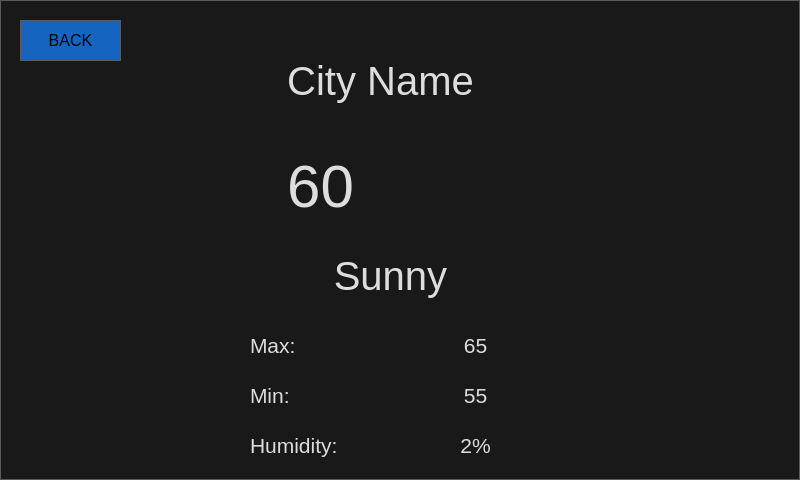
Qt form ui/weather.ui (arman-ashrafian/RPi-TouchOS) before a commit.
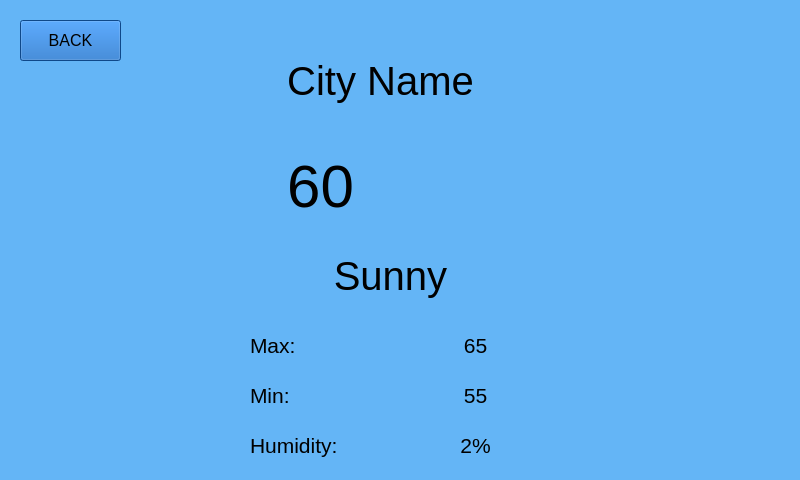
The same form after that commit. Icons and pictures are not drawn.

Commit message: weather background color

```diff
--- a/ui/weather.ui
+++ b/ui/weather.ui
@@ -20,292 +20,11 @@
    <string>Form</string>
   </property>
   <property name="styleSheet">
-   <string notr="true">/*
-	Copyright 2013 Emanuel Claesson
-
-	Licensed under the Apache License, Version 2.0 (the &quot;License&quot;);
-	you may not use this file except in compliance with the License.
-	You may obtain a copy of the License at
-
-		http://www.apache.org/licenses/LICENSE-2.0
-
-	Unless required by applicable law or agreed to in writing, software
-	distributed under the License is distributed on an &quot;AS IS&quot; BASIS,
-	WITHOUT WARRANTIES OR CONDITIONS OF ANY KIND, either express or implied.
-	See the License for the specific language governing permissions and
-	limitations under the License.
-*/
-
-/*
-	COLOR_DARK     = #191919
-	COLOR_MEDIUM   = #353535
-	COLOR_MEDLIGHT = #5A5A5A
-	COLOR_LIGHT    = #DDDDDD
-	COLOR_ACCENT   = #3D7848
-*/
-
-* {
-	background: #191919;
-	color: #DDDDDD;
-	border: 1px solid #5A5A5A;
+   <string notr="true">* {
+	background: #64B5F6;
+	color: black;
 }
 
-QWidget::item:selected {
-	background: #3D7848;
-}
-
-QCheckBox, QRadioButton {
-	border: none;
-}
-
-QRadioButton::indicator, QCheckBox::indicator {
-	width: 13px;
-	height: 13px;
-}
-
-QRadioButton::indicator::unchecked, QCheckBox::indicator::unchecked {
-	border: 1px solid #5A5A5A;
-	background: none;
-}
-
-QRadioButton::indicator:unchecked:hover, QCheckBox::indicator:unchecked:hover {
-	border: 1px solid #DDDDDD;
-}
-
-QRadioButton::indicator::checked, QCheckBox::indicator::checked {
-	border: 1px solid #5A5A5A;
-	background: #5A5A5A;
-}
-
-QRadioButton::indicator:checked:hover, QCheckBox::indicator:checked:hover {
-	border: 1px solid #DDDDDD;
-	background: #DDDDDD;
-}
-
-QGroupBox {
-	margin-top: 6px;
-}
-
-QGroupBox::title {
-	top: -7px;
-	left: 7px;
-}
-
-QScrollBar {
-	border: 1px solid #5A5A5A;
-	background: #191919;
-}
-
-QScrollBar:horizontal {
-	height: 15px;
-	margin: 0px 0px 0px 32px;
-}
-
-QScrollBar:vertical {
-	width: 15px;
-	margin: 32px 0px 0px 0px;
-}
-
-QScrollBar::handle {
-	background: #353535;
-	border: 1px solid #5A5A5A;
-}
-
-QScrollBar::handle:horizontal {
-	border-width: 0px 1px 0px 1px;
-}
-
-QScrollBar::handle:vertical {
-	border-width: 1px 0px 1px 0px;
-}
-
-QScrollBar::handle:horizontal {
-	min-width: 20px;
-}
-
-QScrollBar::handle:vertical {
-	min-height: 20px;
-}
-
-QScrollBar::add-line, QScrollBar::sub-line {
-	background:#353535;
-	border: 1px solid #5A5A5A;
-	subcontrol-origin: margin;
-}
-
-QScrollBar::add-line {
-	position: absolute;
-}
-
-QScrollBar::add-line:horizontal {
-	width: 15px;
-	subcontrol-position: left;
-	left: 15px;
-}
-
-QScrollBar::add-line:vertical {
-	height: 15px;
-	subcontrol-position: top;
-	top: 15px;
-}
-
-QScrollBar::sub-line:horizontal {
-	width: 15px;
-	subcontrol-position: top left;
-}
-
-QScrollBar::sub-line:vertical {
-	height: 15px;
-	subcontrol-position: top;
-}
-
-QScrollBar:left-arrow, QScrollBar::right-arrow, QScrollBar::up-arrow, QScrollBar::down-arrow {
-	border: 1px solid #5A5A5A;
-	width: 3px;
-	height: 3px;
-}
-
-QScrollBar::add-page, QScrollBar::sub-page {
-	background: none;
-}
-
-QAbstractButton:hover {
-	background: #353535;
-}
-
-QAbstractButton:pressed {
-	background: #5A5A5A;
-}
-
-QAbstractItemView {
-	show-decoration-selected: 1;
-	selection-background-color: #3D7848;
-	selection-color: #DDDDDD;
-	alternate-background-color: #353535;
-}
-
-QHeaderView {
-	border: 1px solid #5A5A5A;
-}
-
-QHeaderView::section {
-	background: #191919;
-	border: 1px solid #5A5A5A;
-	padding: 4px;
-}
-
-QHeaderView::section:selected, QHeaderView::section::checked {
-	background: #353535;
-}
-
-QTableView {
-	gridline-color: #5A5A5A;
-}
-
-QTabBar {
-	margin-left: 2px;
-}
-
-QTabBar::tab {
-	border-radius: 0px;
-	padding: 4px;
-	margin: 4px;
-}
-
-QTabBar::tab:selected {
-	background: #353535;
-}
-
-QComboBox::down-arrow {
-	border: 1px solid #5A5A5A;
-	background: #353535;
-}
-
-QComboBox::drop-down {
-	border: 1px solid #5A5A5A;
-	background: #353535;
-}
-
-QComboBox::down-arrow {
-	width: 3px;
-	height: 3px;
-	border: 1px solid #5A5A5A;
-}
-
-QAbstractSpinBox {
-	padding-right: 15px;
-}
-
-QAbstractSpinBox::up-button, QAbstractSpinBox::down-button {
-	border: 1px solid #5A5A5A;
-	background: #353535;
-	subcontrol-origin: border;
-}
-
-QAbstractSpinBox::up-arrow, QAbstractSpinBox::down-arrow {
-	width: 3px;
-	height: 3px;
-	border: 1px solid #5A5A5A;
-}
-
-QSlider {
-	border: none;
-}
-
-QSlider::groove:horizontal {
-	height: 5px;
-	margin: 4px 0px 4px 0px;
-}
-
-QSlider::groove:vertical {
-	width: 5px;
-	margin: 0px 4px 0px 4px;
-}
-
-QSlider::handle {
-	border: 1px solid #5A5A5A;
-	background: #353535;
-}
-
-QSlider::handle:horizontal {
-	width: 15px;
-	margin: -4px 0px -4px 0px;
-}
-
-QSlider::handle:vertical {
-	height: 15px;
-	margin: 0px -4px 0px -4px;
-}
-
-QSlider::add-page:vertical, QSlider::sub-page:horizontal {
-	background: #3D7848;
-}
-
-QSlider::sub-page:vertical, QSlider::add-page:horizontal {
-	background: #353535;
-}
-
-QLabel {
-	border: none;
-}
-
-QProgressBar {
-	text-align: center;
-}
-
-QProgressBar::chunk {
-	width: 1px;
-	background-color: #3D7848;
-}
-
-QMenu::separator {
-	background: #353535;
-}
-
-
-
-/** Custom **/
-
 QPushButton {
 	color: black;
 	font-size: 20pt;
```
The commit also changes 1 other file.
